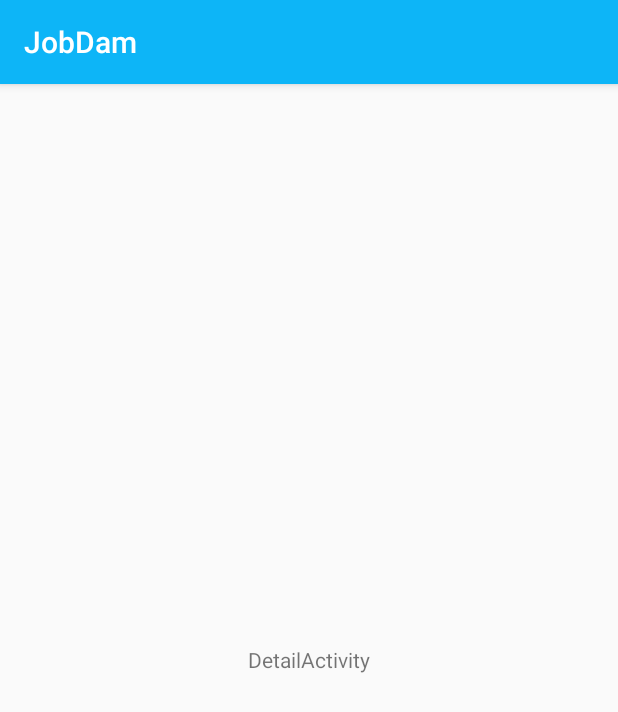
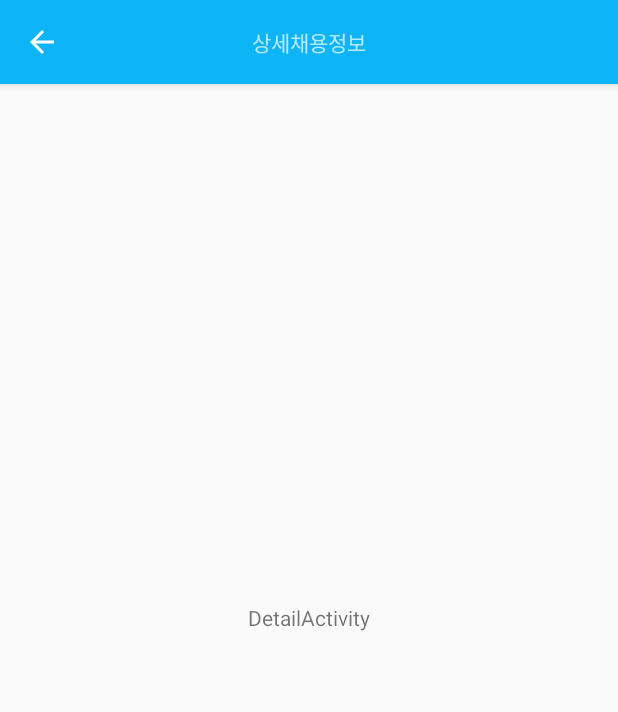
Before and after one commit to choijaewoong/JobDamProject, an Android app: the JobDetailActivity screen opened directly, with no data from a screen before it, on a phone screen of 412 x 824 dp. Shown: the top 712 px of the screen. Run offline under Robolectric (Android 15) with nearby library versions, the phone set to English and light mode, and no system bars; 1 statement that could not run was skipped.

Commit message:
JobDetailActivity toolbar 수정  * title 가운데로 수정  * 뒤로가기 버튼 추가

```diff
--- a/app/src/main/AndroidManifest.xml
+++ b/app/src/main/AndroidManifest.xml
@@ -18,7 +18,8 @@
                 <category android:name="android.intent.category.LAUNCHER" />
             </intent-filter>
         </activity>
-        <activity android:name=".JobDetailActivity" >
+        <activity android:name=".JobDetailActivity"
+                  android:theme="@style/AppTheme.NoActionBar">
         </activity>
     </application>
 
--- a/app/src/main/java/com/example/androidchoi/jobdam/JobDetailActivity.java
+++ b/app/src/main/java/com/example/androidchoi/jobdam/JobDetailActivity.java
@@ -3,6 +3,8 @@ package com.example.androidchoi.jobdam;
 import android.content.Intent;
 import android.os.Bundle;
 import android.support.v7.app.AppCompatActivity;
+import android.support.v7.widget.Toolbar;
+import android.view.MenuItem;
 import android.widget.TextView;
 
 import com.example.androidchoi.jobdam.Model.JobItemData;
@@ -16,10 +18,31 @@ public class JobDetailActivity extends AppCompatActivity {
     protected void onCreate(Bundle savedInstanceState) {
         super.onCreate(savedInstanceState);
         setContentView(R.layout.activity_job_detail);
+        Toolbar toolbar = (Toolbar) findViewById(R.id.toolbar);
+        setSupportActionBar(toolbar);
+        getSupportActionBar().setDisplayHomeAsUpEnabled(true);
+        getSupportActionBar().setDisplayShowTitleEnabled(false);
 
         Intent intent = getIntent();
         mData = (JobItemData)intent.getSerializableExtra(JobItemData.JOBITEM);
         mTextView = (TextView)findViewById(R.id.detail_title);
         mTextView.setText(mData.getJobTitle());
     }
+
+    @Override
+    public boolean onOptionsItemSelected(MenuItem item) {
+        // Handle action bar item clicks here. The action bar will
+        // automatically handle clicks on the Home/Up button, so long
+        // as you specify a parent activity in AndroidManifest.xml.
+        int id = item.getItemId();
+        if (id == android.R.id.home) {
+            finish();
+            return true;
+        }
+        //noinspection SimplifiableIfStatement
+        else if (id == R.id.action_settings) {
+            return true;
+        }
+        return super.onOptionsItemSelected(item);
+    }
 }
--- a/app/src/main/res/layout/activity_job_detail.xml
+++ b/app/src/main/res/layout/activity_job_detail.xml
@@ -1,5 +1,6 @@
 <?xml version="1.0" encoding="utf-8"?>
 <FrameLayout xmlns:android="http://schemas.android.com/apk/res/android"
+             xmlns:app="http://schemas.android.com/apk/res-auto"
              xmlns:tools="http://schemas.android.com/tools"
              android:layout_width="match_parent"
              android:layout_height="match_parent"
@@ -10,10 +11,31 @@
     <!--android:layout_height="match_parent"-->
     <!--android:id="@+id/expandableListView"-->
     <!--android:layout_gravity="center_horizontal|bottom" />-->
+    <android.support.design.widget.AppBarLayout
+        android:layout_width="match_parent"
+        android:layout_height="wrap_content"
+        android:theme="@style/AppTheme.AppBarOverlay">
+
+        <android.support.v7.widget.Toolbar
+            android:id="@+id/toolbar"
+            android:layout_width="match_parent"
+            android:layout_height="?attr/actionBarSize"
+            android:background="?attr/colorPrimary"
+            app:popupTheme="@style/AppTheme.PopupOverlay">
+
             <TextView
+                android:id="@+id/toolbar_title"
                 android:layout_width="wrap_content"
                 android:layout_height="wrap_content"
-        android:text="DetailActivity"
+                android:layout_gravity="center"
+                android:text="상세채용정보"/>
+        </android.support.v7.widget.Toolbar>
+    </android.support.design.widget.AppBarLayout>
+
+    <TextView
         android:id="@+id/detail_title"
-        android:layout_gravity="center" />
+        android:layout_width="wrap_content"
+        android:layout_height="wrap_content"
+        android:layout_gravity="center"
+        android:text="DetailActivity"/>
 </FrameLayout>
--- a/app/src/main/res/layout/activity_main.xml
+++ b/app/src/main/res/layout/activity_main.xml
@@ -19,7 +19,6 @@
             android:layout_height="?attr/actionBarSize"
             android:background="?attr/colorPrimary"
             app:popupTheme="@style/AppTheme.PopupOverlay">
-
         </android.support.v7.widget.Toolbar>
 
     </android.support.design.widget.AppBarLayout>
```
Also changed, not shown: app/src/main/java/com/example/androidchoi/jobdam/AllJobFragment.java (+12 -0 lines). Lines whose indentation alone changed are shown as unchanged.
